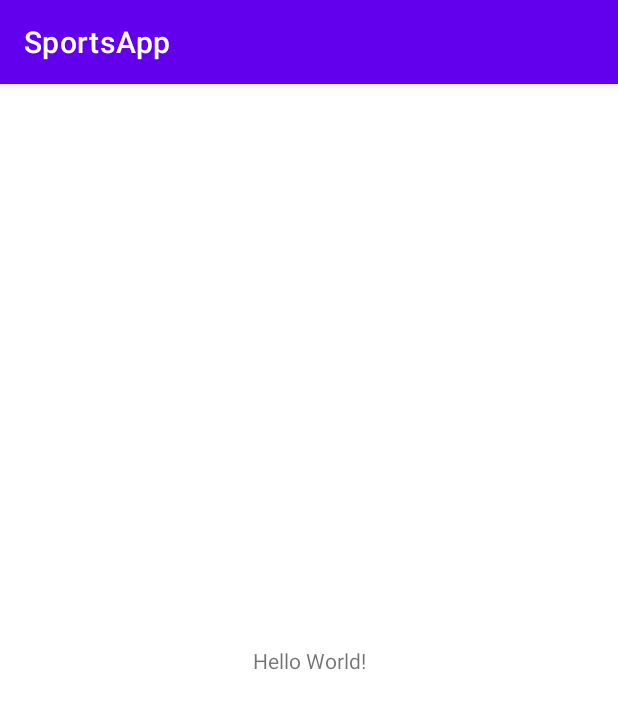
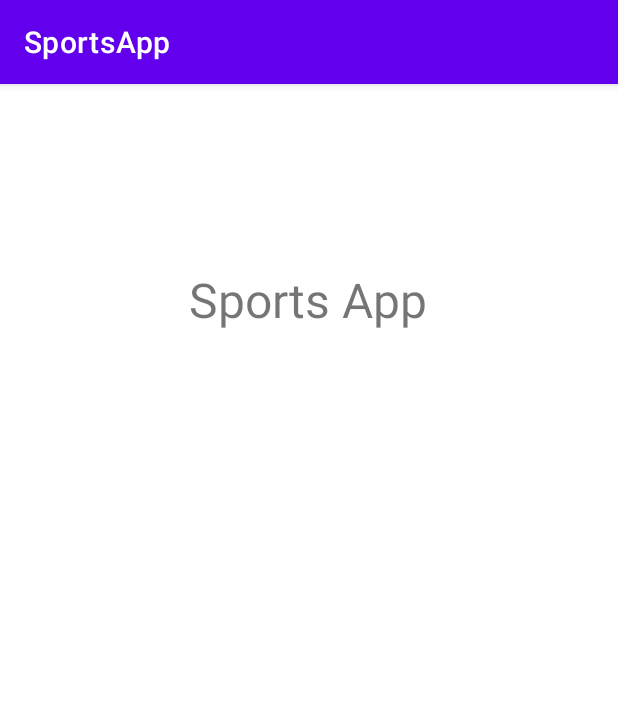
Before and after one commit to conniebean/SportsApp, an Android app: the screen it shows after launch (MainActivity), on a phone screen of 412 x 824 dp. Shown: the top 709 px of the screen. Run offline under Robolectric (Android 15) with nearby library versions, the phone set to English and light mode, and no system bars.

```diff
--- a/app/src/main/res/layout/activity_main.xml
+++ b/app/src/main/res/layout/activity_main.xml
@@ -9,10 +9,13 @@
     <TextView
         android:layout_width="wrap_content"
         android:layout_height="wrap_content"
-        android:text="Hello World!"
+        android:text="Sports App"
+        android:textSize="32sp"
         app:layout_constraintBottom_toBottomOf="parent"
         app:layout_constraintEnd_toEndOf="parent"
+        app:layout_constraintHorizontal_bias="0.498"
         app:layout_constraintStart_toStartOf="parent"
-        app:layout_constraintTop_toTopOf="parent" />
+        app:layout_constraintTop_toTopOf="parent"
+        app:layout_constraintVertical_bias="0.168" />
 
 </androidx.constraintlayout.widget.ConstraintLayout>
```
